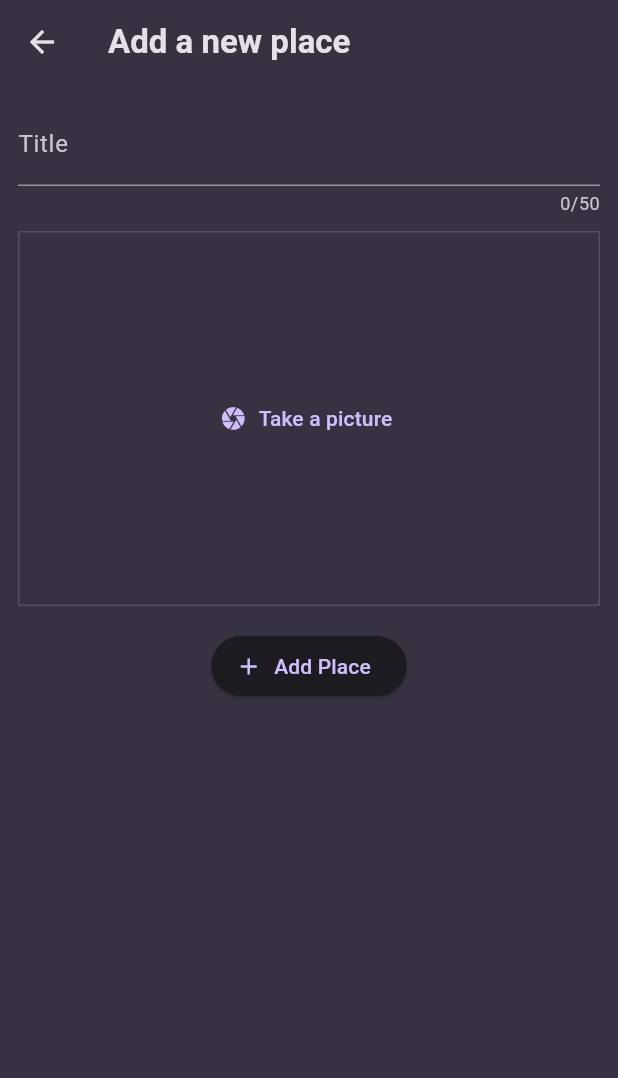
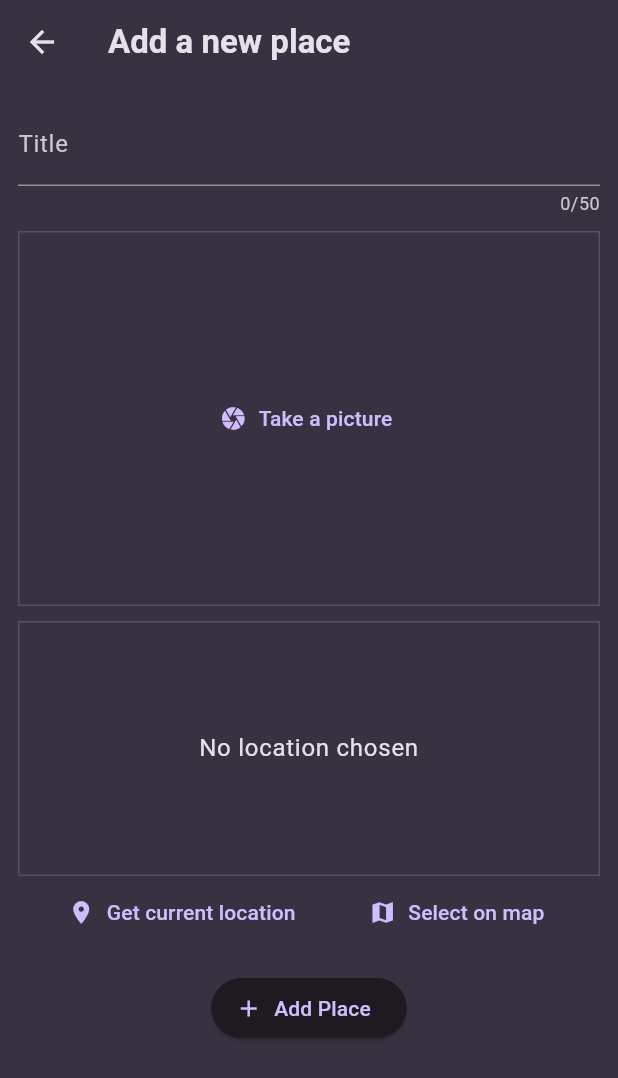
Before and after one commit to mjhabib/Flutter_CompGuideMaxSchwarz, a Flutter app: the AddPlaceScreen screen opened directly, on a phone screen of 412 x 824 dp. Shown: the top 1078 px of the screen. Run offline on Flutter 3.47's test engine with Material 3 defaults, Android fonts, the phone set to English and light mode, and no system bars; our stand-ins replace flutter_riverpod, google_fonts, image_picker, location, transparent_image.

Commit message:
add functionality to get device's location using Location package

```diff
--- a/07_favorite_places/lib/screens/add_place_screen.dart
+++ b/07_favorite_places/lib/screens/add_place_screen.dart
@@ -1,5 +1,6 @@
 import 'package:favorite_places/providers/user_places_notifier.dart';
 import 'package:favorite_places/widgets/image_input_widget.dart';
+import 'package:favorite_places/widgets/location_input_widget.dart';
 
 import 'package:flutter/material.dart';
 import 'package:flutter_riverpod/flutter_riverpod.dart';
@@ -60,6 +61,10 @@ class _AddPlaceScreenState extends ConsumerState<AddPlaceScreen> {
                 ImageInputWidget(onPickImage: (image) {
                   _selectedImage = image;
                 }),
+                const SizedBox(
+                  height: 10,
+                ),
+                const LocationInputWidget(),
                 const SizedBox(height: 16),
                 ElevatedButton.icon(
                   onPressed: _savePlace,
--- /dev/null
+++ b/07_favorite_places/lib/widgets/location_input_widget.dart
@@ -0,0 +1,96 @@
+import 'package:flutter/material.dart';
+import 'package:location/location.dart';
+
+class LocationInputWidget extends StatefulWidget {
+  const LocationInputWidget({super.key});
+
+  @override
+  State<LocationInputWidget> createState() => _LocationInputWidgetState();
+}
+
+class _LocationInputWidgetState extends State<LocationInputWidget> {
+  late Location _pickedLocation;
+  var _isGettingLocation = false;
+
+// Note: Did not work on Chrome browser but did work on Android
+  void _getCurrentLocation() async {
+    Location location = Location();
+
+    bool serviceEnabled;
+    PermissionStatus permissionGranted;
+    LocationData locationData;
+
+    serviceEnabled = await location.serviceEnabled();
+    if (!serviceEnabled) {
+      serviceEnabled = await location.requestService();
+      if (!serviceEnabled) {
+        return;
+      }
+    }
+
+    permissionGranted = await location.hasPermission();
+    if (permissionGranted == PermissionStatus.denied) {
+      permissionGranted = await location.requestPermission();
+      if (permissionGranted != PermissionStatus.granted) {
+        return;
+      }
+    }
+
+    setState(() {
+      _isGettingLocation = true;
+    });
+
+    locationData = await location.getLocation();
+
+    setState(() {
+      _isGettingLocation = false;
+    });
+  }
+
+  @override
+  Widget build(BuildContext context) {
+    Widget previewContent = Text(
+      'No location chosen',
+      textAlign: TextAlign.center,
+      style: Theme.of(context)
+          .textTheme
+          .bodyLarge!
+          .copyWith(color: Theme.of(context).colorScheme.onSurface),
+    );
+
+    if (_isGettingLocation) {
+      previewContent = const CircularProgressIndicator();
+    }
+
+    return Column(
+      children: [
+        Container(
+          height: 170,
+          width: double.infinity,
+          alignment: Alignment.center,
+          decoration: BoxDecoration(
+            border: Border.all(
+                width: 1,
+                color: Theme.of(context).colorScheme.primary.withOpacity(0.2)),
+          ),
+          child: previewContent,
+        ),
+        Row(
+          mainAxisAlignment: MainAxisAlignment.spaceEvenly,
+          children: [
+            TextButton.icon(
+              label: const Text('Get current location'),
+              icon: const Icon(Icons.location_on),
+              onPressed: _getCurrentLocation,
+            ),
+            TextButton.icon(
+              label: const Text('Select on map'),
+              icon: const Icon(Icons.map),
+              onPressed: () {},
+            )
+          ],
+        )
+      ],
+    );
+  }
+}
--- a/07_favorite_places/pubspec.yaml
+++ b/07_favorite_places/pubspec.yaml
@@ -12,6 +12,7 @@ dependencies:
   flutter_riverpod: ^2.5.1
   google_fonts: ^6.2.1
   image_picker: ^1.1.2
+  location: ^7.0.0
   uuid: ^4.4.2
 
 dev_dependencies:
```
Also changed, not shown: 07_favorite_places/pubspec.lock, 3 other files.
